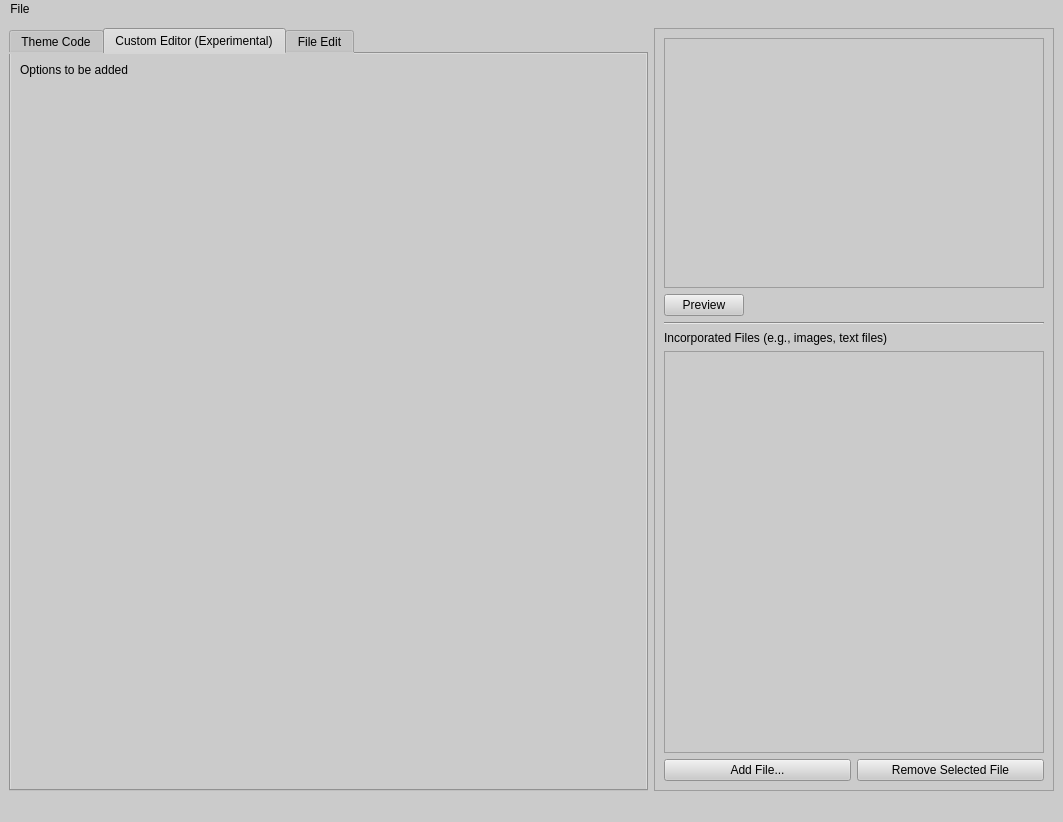
First picture: the form in gui/ThemeEditorWindow.ui, repository acroper/BeamerQt, before the edit.
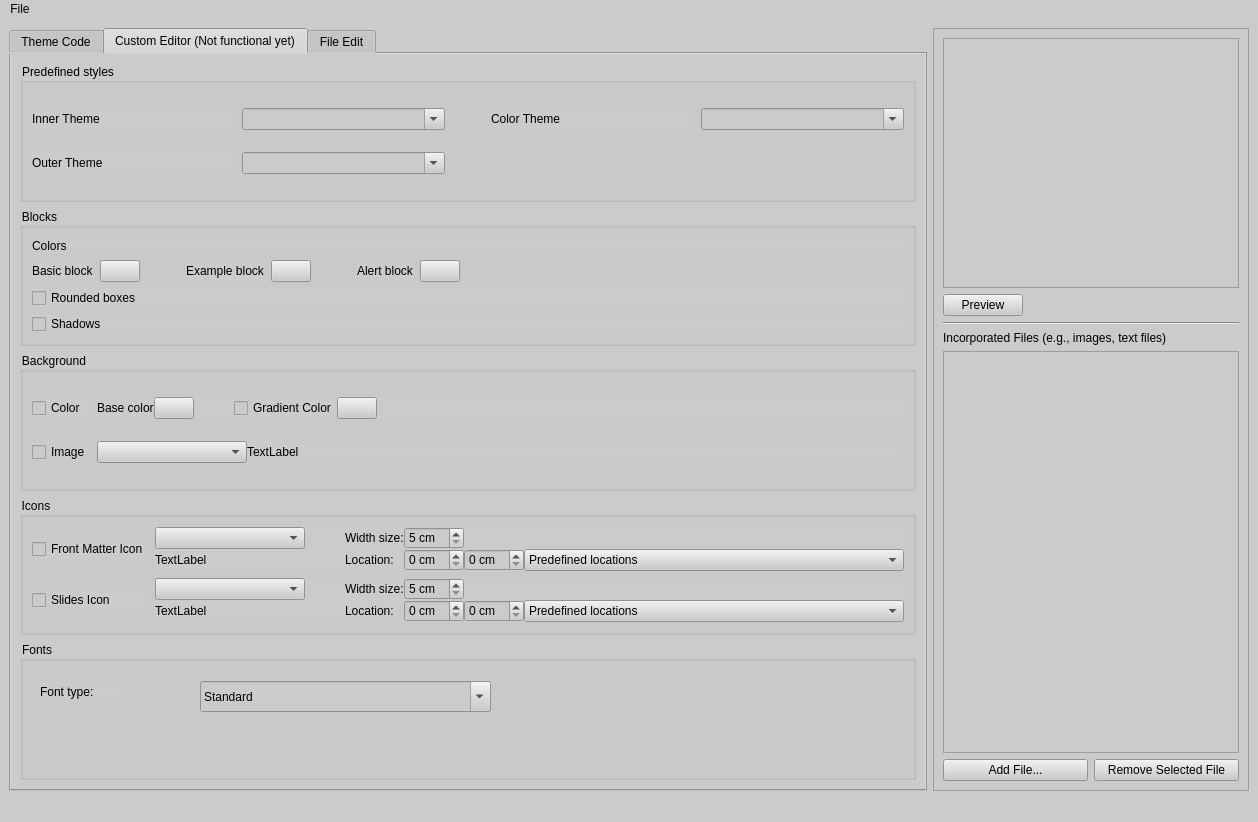
Second picture: the form after the edit. The open tabs and pages were chosen to show the change.

Commit message:
Major updates in the Theme Editor
Stability corrections in the visualizer. Still work in progress.
Prepration of the interface for an easy edition. Need to figure out
the main parameters, and how to optimize the process.
Need to manually create several templates to figure it out.

Added JSNN template

```diff
--- a/gui/ThemeEditorWindow.ui
+++ b/gui/ThemeEditorWindow.ui
@@ -6,7 +6,7 @@
    <rect>
     <x>0</x>
     <y>0</y>
-    <width>1063</width>
+    <width>1258</width>
     <height>822</height>
    </rect>
   </property>
@@ -87,28 +87,741 @@
       </widget>
       <widget class="QWidget" name="tab_2">
        <attribute name="title">
-        <string>Custom Editor (Experimental)</string>
+        <string>Custom Editor (Not functional yet)</string>
        </attribute>
        <layout class="QVBoxLayout" name="verticalLayout_2">
         <item>
-         <widget class="QLabel" name="label">
-          <property name="text">
-           <string>Options to be added</string>
+         <widget class="QGroupBox" name="groupBox_7">
+          <property name="title">
+           <string>Predefined styles</string>
           </property>
+          <layout class="QGridLayout" name="gridLayout_9">
+           <item row="1" column="0">
+            <widget class="QLabel" name="label_25">
+             <property name="text">
+              <string>Outer Theme</string>
+             </property>
+            </widget>
+           </item>
+           <item row="1" column="1">
+            <widget class="QComboBox" name="comboBox_13">
+             <property name="editable">
+              <bool>true</bool>
+             </property>
+            </widget>
+           </item>
+           <item row="0" column="3">
+            <widget class="QLabel" name="label_26">
+             <property name="text">
+              <string>Color Theme</string>
+             </property>
+            </widget>
+           </item>
+           <item row="0" column="4">
+            <widget class="QComboBox" name="comboBox_14">
+             <property name="editable">
+              <bool>true</bool>
+             </property>
+            </widget>
+           </item>
+           <item row="0" column="1">
+            <widget class="QComboBox" name="comboBox_12">
+             <property name="editable">
+              <bool>true</bool>
+             </property>
+            </widget>
+           </item>
+           <item row="0" column="0">
+            <widget class="QLabel" name="label">
+             <property name="text">
+              <string>Inner Theme</string>
+             </property>
+            </widget>
+           </item>
+           <item row="0" column="2">
+            <spacer name="horizontalSpacer_15">
+             <property name="orientation">
+              <enum>Qt::Horizontal</enum>
+             </property>
+             <property name="sizeType">
+              <enum>QSizePolicy::Fixed</enum>
+             </property>
+             <property name="sizeHint" stdset="0">
+              <size>
+               <width>40</width>
+               <height>20</height>
+              </size>
+             </property>
+            </spacer>
+           </item>
+          </layout>
          </widget>
         </item>
         <item>
-         <spacer name="verticalSpacer">
-          <property name="orientation">
-           <enum>Qt::Vertical</enum>
+         <widget class="QGroupBox" name="groupBox">
+          <property name="title">
+           <string>Blocks</string>
           </property>
-          <property name="sizeHint" stdset="0">
-           <size>
-            <width>20</width>
-            <height>40</height>
-           </size>
+          <layout class="QGridLayout" name="gridLayout">
+           <item row="0" column="0">
+            <widget class="QLabel" name="label_5">
+             <property name="text">
+              <string>Colors</string>
+             </property>
+            </widget>
+           </item>
+           <item row="1" column="0">
+            <layout class="QHBoxLayout" name="horizontalLayout_7">
+             <item>
+              <widget class="QLabel" name="label_6">
+               <property name="text">
+                <string>Basic block</string>
+               </property>
+              </widget>
+             </item>
+             <item>
+              <widget class="QPushButton" name="pushButton">
+               <property name="maximumSize">
+                <size>
+                 <width>50</width>
+                 <height>16777215</height>
+                </size>
+               </property>
+               <property name="text">
+                <string/>
+               </property>
+              </widget>
+             </item>
+             <item>
+              <spacer name="horizontalSpacer_2">
+               <property name="orientation">
+                <enum>Qt::Horizontal</enum>
+               </property>
+               <property name="sizeType">
+                <enum>QSizePolicy::Fixed</enum>
+               </property>
+               <property name="sizeHint" stdset="0">
+                <size>
+                 <width>40</width>
+                 <height>20</height>
+                </size>
+               </property>
+              </spacer>
+             </item>
+             <item>
+              <widget class="QLabel" name="label_7">
+               <property name="text">
+                <string>Example block</string>
+               </property>
+              </widget>
+             </item>
+             <item>
+              <widget class="QPushButton" name="pushButton_2">
+               <property name="maximumSize">
+                <size>
+                 <width>50</width>
+                 <height>16777215</height>
+                </size>
+               </property>
+               <property name="text">
+                <string/>
+               </property>
+              </widget>
+             </item>
+             <item>
+              <spacer name="horizontalSpacer_4">
+               <property name="orientation">
+                <enum>Qt::Horizontal</enum>
+               </property>
+               <property name="sizeType">
+                <enum>QSizePolicy::Fixed</enum>
+               </property>
+               <property name="sizeHint" stdset="0">
+                <size>
+                 <width>40</width>
+                 <height>20</height>
+                </size>
+               </property>
+              </spacer>
+             </item>
+             <item>
+              <widget class="QLabel" name="label_8">
+               <property name="text">
+                <string>Alert block</string>
+               </property>
+              </widget>
+             </item>
+             <item>
+              <widget class="QPushButton" name="pushButton_3">
+               <property name="maximumSize">
+                <size>
+                 <width>50</width>
+                 <height>16777215</height>
+                </size>
+               </property>
+               <property name="text">
+                <string/>
+               </property>
+              </widget>
+             </item>
+             <item>
+              <spacer name="horizontalSpacer_5">
+               <property name="orientation">
+                <enum>Qt::Horizontal</enum>
+               </property>
+               <property name="sizeHint" stdset="0">
+                <size>
+                 <width>40</width>
+                 <height>20</height>
+                </size>
+               </property>
+              </spacer>
+             </item>
+            </layout>
+           </item>
+           <item row="2" column="0">
+            <widget class="QCheckBox" name="checkBox">
+             <property name="text">
+              <string>Rounded boxes</string>
+             </property>
+            </widget>
+           </item>
+           <item row="3" column="0">
+            <widget class="QCheckBox" name="checkBox_2">
+             <property name="text">
+              <string>Shadows</string>
+             </property>
+            </widget>
+           </item>
+          </layout>
+         </widget>
+        </item>
+        <item>
+         <widget class="QGroupBox" name="groupBox_2">
+          <property name="title">
+           <string>Background</string>
           </property>
-         </spacer>
+          <layout class="QGridLayout" name="gridLayout_3">
+           <item row="0" column="0">
+            <widget class="QCheckBox" name="bgColorCheckBox">
+             <property name="text">
+              <string>Color</string>
+             </property>
+            </widget>
+           </item>
+           <item row="1" column="0">
+            <widget class="QCheckBox" name="bgImageCheckBox">
+             <property name="text">
+              <string>Image</string>
+             </property>
+            </widget>
+           </item>
+           <item row="0" column="1" colspan="2">
+            <widget class="QFrame" name="bgColorFrame">
+             <property name="frameShape">
+              <enum>QFrame::NoFrame</enum>
+             </property>
+             <property name="frameShadow">
+              <enum>QFrame::Raised</enum>
+             </property>
+             <layout class="QHBoxLayout" name="horizontalLayout_8">
+              <property name="spacing">
+               <number>0</number>
+              </property>
+              <property name="leftMargin">
+               <number>0</number>
+              </property>
+              <property name="topMargin">
+               <number>0</number>
+              </property>
+              <property name="rightMargin">
+               <number>0</number>
+              </property>
+              <property name="bottomMargin">
+               <number>0</number>
+              </property>
+              <item>
+               <widget class="QLabel" name="label_16">
+                <property name="text">
+                 <string>Base color</string>
+                </property>
+               </widget>
+              </item>
+              <item>
+               <widget class="QPushButton" name="pushButton_10">
+                <property name="maximumSize">
+                 <size>
+                  <width>50</width>
+                  <height>16777215</height>
+                 </size>
+                </property>
+                <property name="text">
+                 <string/>
+                </property>
+               </widget>
+              </item>
+              <item>
+               <spacer name="horizontalSpacer_6">
+                <property name="orientation">
+                 <enum>Qt::Horizontal</enum>
+                </property>
+                <property name="sizeType">
+                 <enum>QSizePolicy::Fixed</enum>
+                </property>
+                <property name="sizeHint" stdset="0">
+                 <size>
+                  <width>40</width>
+                  <height>20</height>
+                 </size>
+                </property>
+               </spacer>
+              </item>
+              <item>
+               <widget class="QCheckBox" name="checkBox_8">
+                <property name="text">
+                 <string>Gradient Color</string>
+                </property>
+               </widget>
+              </item>
+              <item>
+               <widget class="QPushButton" name="pushButton_11">
+                <property name="maximumSize">
+                 <size>
+                  <width>50</width>
+                  <height>16777215</height>
+                 </size>
+                </property>
+                <property name="text">
+                 <string/>
+                </property>
+               </widget>
+              </item>
+              <item>
+               <spacer name="horizontalSpacer_7">
+                <property name="orientation">
+                 <enum>Qt::Horizontal</enum>
+                </property>
+                <property name="sizeHint" stdset="0">
+                 <size>
+                  <width>460</width>
+                  <height>20</height>
+                 </size>
+                </property>
+               </spacer>
+              </item>
+             </layout>
+            </widget>
+           </item>
+           <item row="1" column="1">
+            <widget class="QFrame" name="bgImageFrame">
+             <property name="frameShape">
+              <enum>QFrame::NoFrame</enum>
+             </property>
+             <property name="frameShadow">
+              <enum>QFrame::Raised</enum>
+             </property>
+             <layout class="QHBoxLayout" name="horizontalLayout_9">
+              <property name="spacing">
+               <number>0</number>
+              </property>
+              <property name="leftMargin">
+               <number>0</number>
+              </property>
+              <property name="topMargin">
+               <number>0</number>
+              </property>
+              <property name="rightMargin">
+               <number>0</number>
+              </property>
+              <property name="bottomMargin">
+               <number>0</number>
+              </property>
+              <item>
+               <widget class="QComboBox" name="comboBox">
+                <property name="minimumSize">
+                 <size>
+                  <width>150</width>
+                  <height>0</height>
+                 </size>
+                </property>
+               </widget>
+              </item>
+              <item>
+               <widget class="QLabel" name="label_9">
+                <property name="text">
+                 <string>TextLabel</string>
+                </property>
+               </widget>
+              </item>
+              <item>
+               <spacer name="horizontalSpacer_8">
+                <property name="orientation">
+                 <enum>Qt::Horizontal</enum>
+                </property>
+                <property name="sizeHint" stdset="0">
+                 <size>
+                  <width>599</width>
+                  <height>20</height>
+                 </size>
+                </property>
+               </spacer>
+              </item>
+             </layout>
+            </widget>
+           </item>
+          </layout>
+         </widget>
+        </item>
+        <item>
+         <widget class="QGroupBox" name="groupBox_5">
+          <property name="title">
+           <string>Icons</string>
+          </property>
+          <layout class="QGridLayout" name="gridLayout_7">
+           <item row="0" column="0">
+            <widget class="QCheckBox" name="frontMatterIconCheckBox_2">
+             <property name="text">
+              <string>Front Matter Icon</string>
+             </property>
+            </widget>
+           </item>
+           <item row="2" column="0">
+            <widget class="QCheckBox" name="slidesIconCheckBox_2">
+             <property name="text">
+              <string>Slides Icon</string>
+             </property>
+            </widget>
+           </item>
+           <item row="0" column="1">
+            <widget class="QFrame" name="FrontMatterIconFrame_2">
+             <property name="frameShape">
+              <enum>QFrame::NoFrame</enum>
+             </property>
+             <property name="frameShadow">
+              <enum>QFrame::Raised</enum>
+             </property>
+             <layout class="QGridLayout" name="gridLayout_5">
+              <property name="leftMargin">
+               <number>0</number>
+              </property>
+              <property name="topMargin">
+               <number>0</number>
+              </property>
+              <property name="rightMargin">
+               <number>0</number>
+              </property>
+              <property name="bottomMargin">
+               <number>0</number>
+              </property>
+              <property name="spacing">
+               <number>0</number>
+              </property>
+              <item row="1" column="0">
+               <widget class="QLabel" name="label_19">
+                <property name="text">
+                 <string>TextLabel</string>
+                </property>
+               </widget>
+              </item>
+              <item row="0" column="3">
+               <widget class="QSpinBox" name="spinBox_7">
+                <property name="suffix">
+                 <string> cm</string>
+                </property>
+                <property name="minimum">
+                 <number>5</number>
+                </property>
+               </widget>
+              </item>
+              <item row="1" column="4">
+               <widget class="QSpinBox" name="spinBox_9">
+                <property name="suffix">
+                 <string> cm</string>
+                </property>
+               </widget>
+              </item>
+              <item row="0" column="0">
+               <widget class="QComboBox" name="comboBox_7">
+                <property name="minimumSize">
+                 <size>
+                  <width>150</width>
+                  <height>0</height>
+                 </size>
+                </property>
+               </widget>
+              </item>
+              <item row="0" column="5">
+               <spacer name="horizontalSpacer_11">
+                <property name="orientation">
+                 <enum>Qt::Horizontal</enum>
+                </property>
+                <property name="sizeHint" stdset="0">
+                 <size>
+                  <width>253</width>
+                  <height>20</height>
+                 </size>
+                </property>
+               </spacer>
+              </item>
+              <item row="1" column="2">
+               <widget class="QLabel" name="label_20">
+                <property name="text">
+                 <string>Location:</string>
+                </property>
+               </widget>
+              </item>
+              <item row="1" column="3">
+               <widget class="QSpinBox" name="spinBox_8">
+                <property name="suffix">
+                 <string> cm</string>
+                </property>
+               </widget>
+              </item>
+              <item row="0" column="2">
+               <widget class="QLabel" name="label_18">
+                <property name="text">
+                 <string>Width size:</string>
+                </property>
+               </widget>
+              </item>
+              <item row="1" column="5">
+               <widget class="QComboBox" name="comboBox_8">
+                <item>
+                 <property name="text">
+                  <string>Predefined locations</string>
+                 </property>
+                </item>
+                <item>
+                 <property name="text">
+                  <string>Top left</string>
+                 </property>
+                </item>
+                <item>
+                 <property name="text">
+                  <string>Top right</string>
+                 </property>
+                </item>
+                <item>
+                 <property name="text">
+                  <string>Bottom left</string>
+                 </property>
+                </item>
+                <item>
+                 <property name="text">
+                  <string>Bottom right</string>
+                 </property>
+                </item>
+                <item>
+                 <property name="text">
+                  <string>Bottom center</string>
+                 </property>
+                </item>
+               </widget>
+              </item>
+              <item row="0" column="1">
+               <spacer name="horizontalSpacer_13">
+                <property name="orientation">
+                 <enum>Qt::Horizontal</enum>
+                </property>
+                <property name="sizeType">
+                 <enum>QSizePolicy::Fixed</enum>
+                </property>
+                <property name="sizeHint" stdset="0">
+                 <size>
+                  <width>40</width>
+                  <height>20</height>
+                 </size>
+                </property>
+               </spacer>
+              </item>
+             </layout>
+            </widget>
+           </item>
+           <item row="2" column="1">
+            <widget class="QFrame" name="SlidesIconFrame_2">
+             <property name="frameShape">
+              <enum>QFrame::NoFrame</enum>
+             </property>
+             <property name="frameShadow">
+              <enum>QFrame::Raised</enum>
+             </property>
+             <layout class="QGridLayout" name="gridLayout_8">
+              <property name="leftMargin">
+               <number>0</number>
+              </property>
+              <property name="topMargin">
+               <number>0</number>
+              </property>
+              <property name="rightMargin">
+               <number>0</number>
+              </property>
+              <property name="bottomMargin">
+               <number>0</number>
+              </property>
+              <property name="spacing">
+               <number>0</number>
+              </property>
+              <item row="1" column="0">
+               <widget class="QLabel" name="label_22">
+                <property name="text">
+                 <string>TextLabel</string>
+                </property>
+               </widget>
+              </item>
+              <item row="1" column="2">
+               <widget class="QLabel" name="label_23">
+                <property name="text">
+                 <string>Location:</string>
+                </property>
+               </widget>
+              </item>
+              <item row="0" column="0">
+               <widget class="QComboBox" name="comboBox_9">
+                <property name="minimumSize">
+                 <size>
+                  <width>150</width>
+                  <height>0</height>
+                 </size>
+                </property>
+               </widget>
+              </item>
+              <item row="1" column="5">
+               <widget class="QComboBox" name="comboBox_10">
+                <item>
+                 <property name="text">
+                  <string>Predefined locations</string>
+                 </property>
+                </item>
+                <item>
+                 <property name="text">
+                  <string>Top left</string>
+                 </property>
+                </item>
+                <item>
+                 <property name="text">
+                  <string>Top right</string>
+                 </property>
+                </item>
+                <item>
+                 <property name="text">
+                  <string>Bottom left</string>
+                 </property>
+                </item>
+                <item>
+                 <property name="text">
+                  <string>Bottom right</string>
+                 </property>
+                </item>
+                <item>
+                 <property name="text">
+                  <string>Bottom center</string>
+                 </property>
+                </item>
+               </widget>
+              </item>
+              <item row="0" column="2">
+               <widget class="QLabel" name="label_21">
+                <property name="text">
+                 <string>Width size:</string>
+                </property>
+               </widget>
+              </item>
+              <item row="0" column="3">
+               <widget class="QSpinBox" name="spinBox_10">
+                <property name="suffix">
+                 <string> cm</string>
+                </property>
+                <property name="minimum">
+                 <number>5</number>
+                </property>
+               </widget>
+              </item>
+              <item row="0" column="5">
+               <spacer name="horizontalSpacer_12">
+                <property name="orientation">
+                 <enum>Qt::Horizontal</enum>
+                </property>
+                <property name="sizeHint" stdset="0">
+                 <size>
+                  <width>253</width>
+                  <height>20</height>
+                 </size>
+                </property>
+               </spacer>
+              </item>
+              <item row="1" column="4">
+               <widget class="QSpinBox" name="spinBox_12">
+                <property name="suffix">
+                 <string> cm</string>
+                </property>
+               </widget>
+              </item>
+              <item row="1" column="3">
+               <widget class="QSpinBox" name="spinBox_11">
+                <property name="suffix">
+                 <string> cm</string>
+                </property>
+               </widget>
+              </item>
+              <item row="1" column="1">
+               <spacer name="horizontalSpacer_14">
+                <property name="orientation">
+                 <enum>Qt::Horizontal</enum>
+                </property>
+                <property name="sizeType">
+                 <enum>QSizePolicy::Fixed</enum>
+                </property>
+                <property name="sizeHint" stdset="0">
+                 <size>
+                  <width>40</width>
+                  <height>20</height>
+                 </size>
+                </property>
+               </spacer>
+              </item>
+             </layout>
+            </widget>
+           </item>
+          </layout>
+         </widget>
+        </item>
+        <item>
+         <widget class="QGroupBox" name="groupBox_6">
+          <property name="title">
+           <string>Fonts</string>
+          </property>
+          <widget class="QComboBox" name="comboBox_11">
+           <property name="geometry">
+            <rect>
+             <x>180</x>
+             <y>40</y>
+             <width>291</width>
+             <height>31</height>
+            </rect>
+           </property>
+           <property name="editable">
+            <bool>true</bool>
+           </property>
+           <item>
+            <property name="text">
+             <string>Standard</string>
+            </property>
+           </item>
+          </widget>
+          <widget class="QLabel" name="label_24">
+           <property name="geometry">
+            <rect>
+             <x>20</x>
+             <y>40</y>
+             <width>80</width>
+             <height>21</height>
+            </rect>
+           </property>
+           <property name="text">
+            <string>Font type:</string>
+           </property>
+          </widget>
+         </widget>
         </item>
        </layout>
       </widget>
@@ -188,6 +901,23 @@
          <property name="frameShadow">
           <enum>QFrame::Raised</enum>
          </property>
+         <layout class="QVBoxLayout" name="PreviewLayout">
+          <property name="spacing">
+           <number>0</number>
+          </property>
+          <property name="leftMargin">
+           <number>0</number>
+          </property>
+          <property name="topMargin">
+           <number>0</number>
+          </property>
+          <property name="rightMargin">
+           <number>0</number>
+          </property>
+          <property name="bottomMargin">
+           <number>0</number>
+          </property>
+         </layout>
         </widget>
        </item>
        <item>
@@ -259,7 +989,7 @@
     <rect>
      <x>0</x>
      <y>0</y>
-     <width>1063</width>
+     <width>1258</width>
      <height>29</height>
     </rect>
    </property>
```
Left out of the diff: 11 changed lines with no effect on the pictures. The commit also changes 7 other files.
